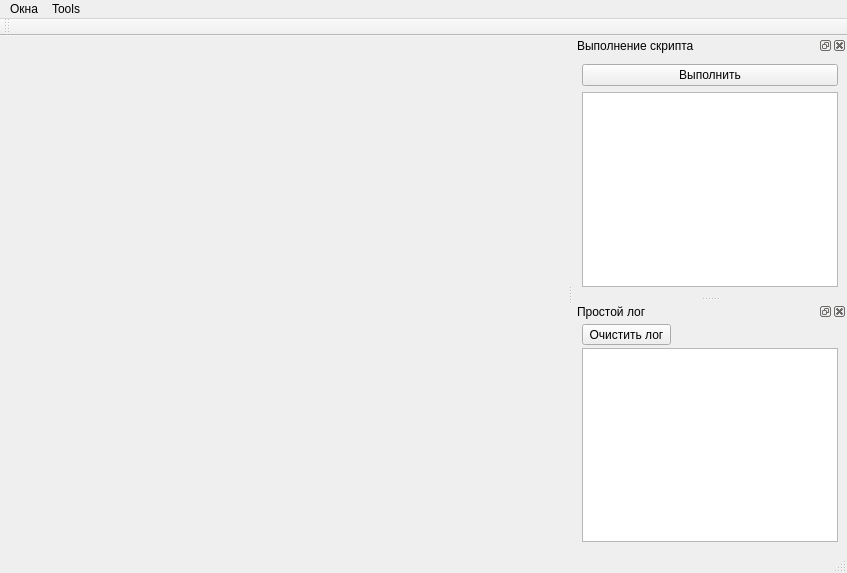
Qt form mainwindow.ui (gil9red/dev_window) before a commit.
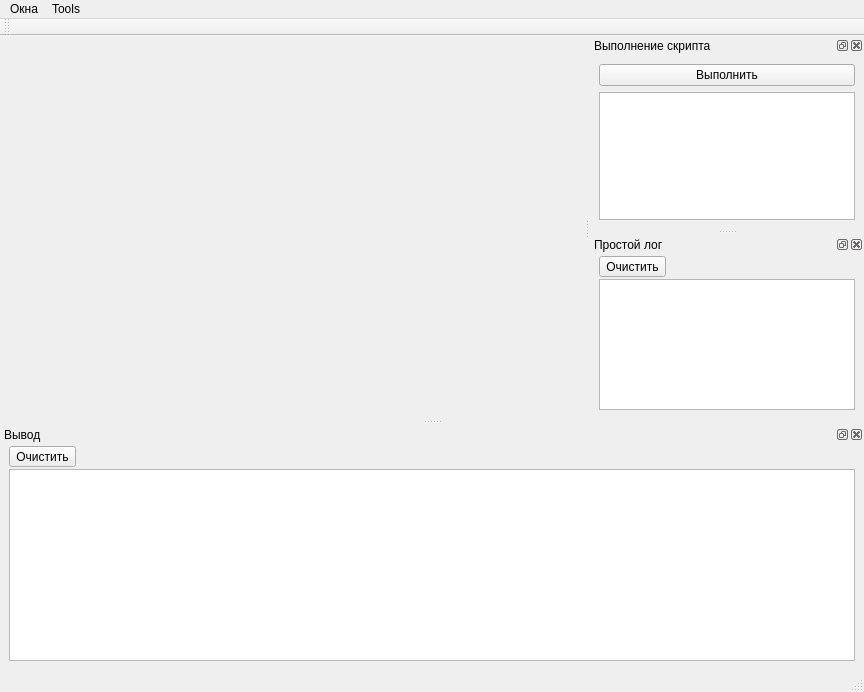
The same form after that commit.

Commit message: Добавлено окно вывода, в которое выводится поток из stdout и stderr

```diff
--- a/mainwindow.ui
+++ b/mainwindow.ui
@@ -6,8 +6,8 @@
    <rect>
     <x>0</x>
     <y>0</y>
-    <width>847</width>
-    <height>573</height>
+    <width>864</width>
+    <height>692</height>
    </rect>
   </property>
   <widget class="QWidget" name="centralwidget">
@@ -18,7 +18,7 @@
     <rect>
      <x>0</x>
      <y>0</y>
-     <width>847</width>
+     <width>864</width>
      <height>21</height>
     </rect>
    </property>
@@ -71,10 +71,10 @@
    <widget class="QWidget" name="dockWidgetContents">
     <layout class="QVBoxLayout" name="verticalLayout_3">
      <property name="spacing">
-      <number>3</number>
+      <number>2</number>
      </property>
      <property name="topMargin">
-      <number>3</number>
+      <number>2</number>
      </property>
      <item>
       <widget class="QToolButton" name="clear_slog">
@@ -85,7 +85,7 @@
         <string>Очистить лог</string>
        </property>
        <property name="text">
-        <string>Очистить лог</string>
+        <string>Очистить</string>
        </property>
       </widget>
      </item>
@@ -106,6 +106,44 @@
     <bool>false</bool>
    </attribute>
   </widget>
+  <widget class="QDockWidget" name="dock_widget_output">
+   <property name="sizePolicy">
+    <sizepolicy hsizetype="Preferred" vsizetype="Preferred">
+     <horstretch>0</horstretch>
+     <verstretch>0</verstretch>
+    </sizepolicy>
+   </property>
+   <property name="windowTitle">
+    <string>Вывод</string>
+   </property>
+   <attribute name="dockWidgetArea">
+    <number>8</number>
+   </attribute>
+   <widget class="QWidget" name="dockWidgetContents_3">
+    <layout class="QVBoxLayout" name="verticalLayout_4">
+     <property name="spacing">
+      <number>2</number>
+     </property>
+     <property name="topMargin">
+      <number>2</number>
+     </property>
+     <item>
+      <widget class="QToolButton" name="button_clear_output">
+       <property name="text">
+        <string>Очистить</string>
+       </property>
+      </widget>
+     </item>
+     <item>
+      <widget class="QTextEdit" name="output">
+       <property name="readOnly">
+        <bool>true</bool>
+       </property>
+      </widget>
+     </item>
+    </layout>
+   </widget>
+  </widget>
  </widget>
  <resources/>
  <connections>
```
Left out of the diff: 20 changed lines with no effect on the pictures. The commit also changes 2 other files.
